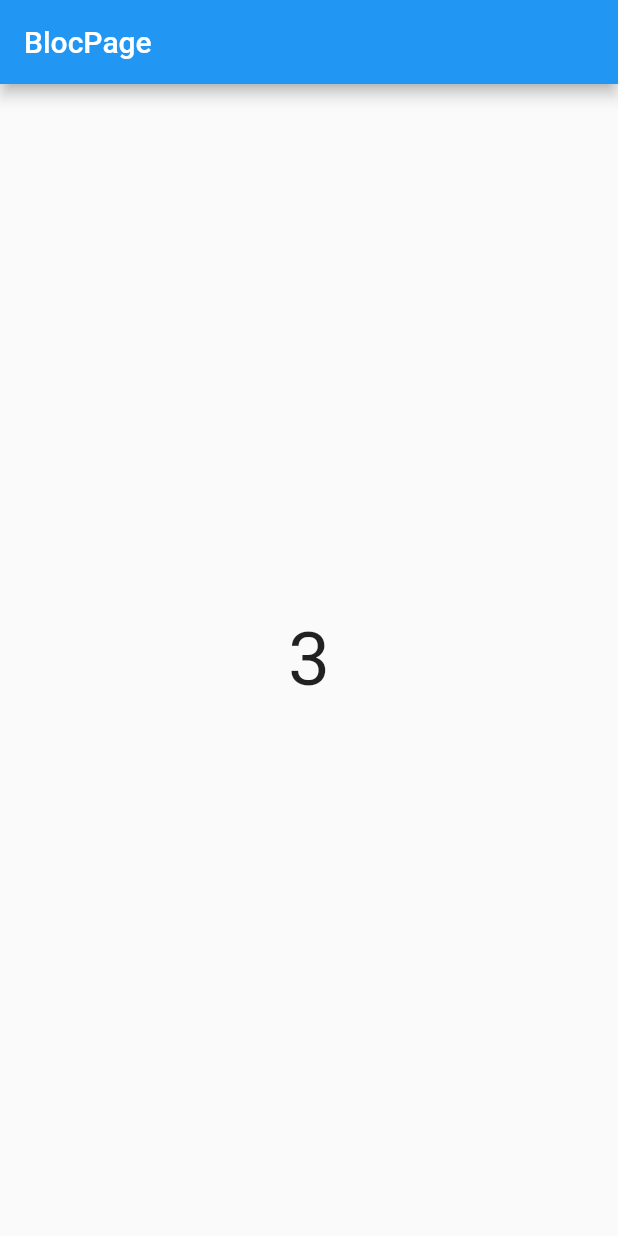
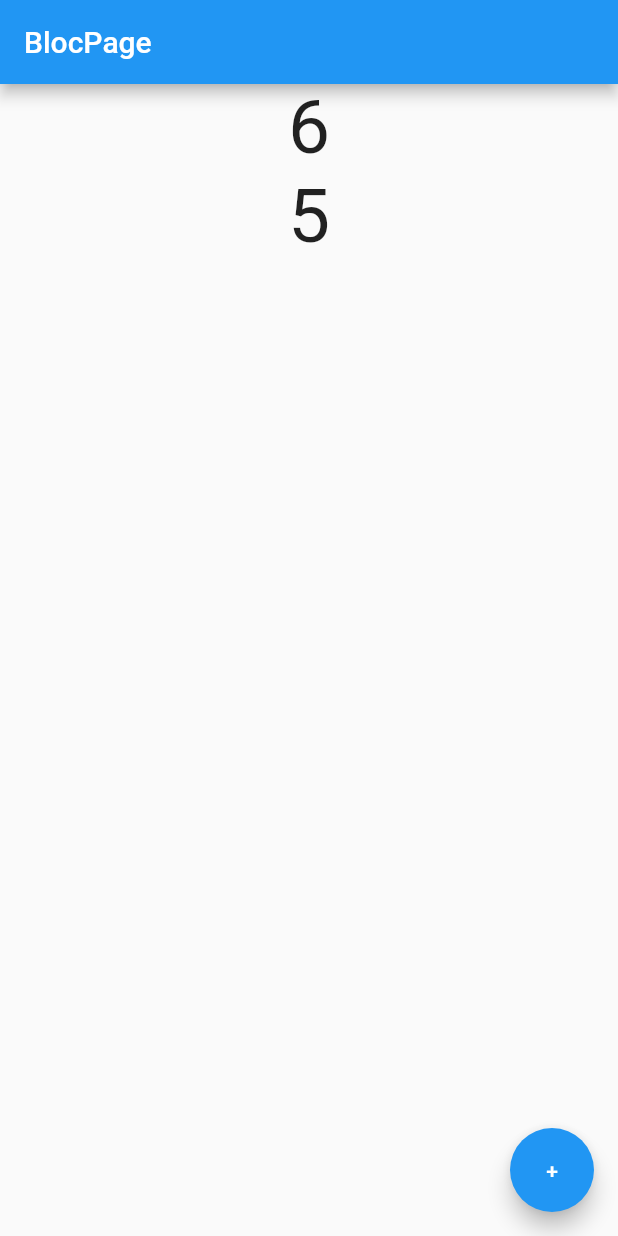
Before and after one commit to PACOdergod/manejoDelEstado, a Flutter app: the screen it shows after launch, on a phone screen of 412 x 824 dp. Run offline on Flutter 3.47's test engine with Material 2 defaults, Android fonts, the phone set to English and light mode, and no system bars.

Commit message:
La pantalla de bloc funciona

```diff
--- a/lib/src/bloc/bloc_1.dart
+++ b/lib/src/bloc/bloc_1.dart
@@ -1,11 +1,24 @@
+import 'dart:async';
+
 class Bloc1 {
   int numero = 0;
   Stream<int> get getNumero async* {
-    for (var i = 0; i < 10; i++) {
+    for (var i = 0; i < 5; i++) {
       await Future.delayed(Duration(seconds: 2));
       numero++;
 
       yield numero;
     }
   }
+
+  var _contador = new StreamController<int>();
+  Stream<int> get getContador => _contador.stream;
+
+  Bloc1() {
+    getNumero.listen((event) => _contador.add(event));
+  }
+
+  dispose() {
+    _contador.close();
+  }
 }
--- a/lib/src/pages/bloc_page.dart
+++ b/lib/src/pages/bloc_page.dart
@@ -9,17 +9,41 @@ class BlocPage extends StatelessWidget {
       appBar: AppBar(
         title: Text('BlocPage'),
       ),
-      body: StreamBuilder(
+      body: Column(
+        children: [_cantidad(), _cantidad2()],
+      ),
+      floatingActionButton: FloatingActionButton(
+        onPressed: () {},
+        child: Text('+'),
+      ),
+    );
+  }
+
+  _cantidad() {
+    return StreamBuilder(
       stream: numerosBloc.getNumero,
       // initialData: initialData ,
       builder: (BuildContext context, AsyncSnapshot<int> snapshot) {
         return Center(
-              child: Text(snapshot.data.toString(),
+            child: Text(snapshot.data.toString() ?? ['0'],
                 style: TextStyle(
                   fontSize: 50.0,
                 )));
       },
-      ),
+    );
+  }
+
+  _cantidad2() {
+    return StreamBuilder(
+      stream: numerosBloc.getContador,
+      // initialData: initialData ,
+      builder: (BuildContext context, AsyncSnapshot<int> snapshot) {
+        return Center(
+            child: Text(snapshot.data.toString() ?? ['0'],
+                style: TextStyle(
+                  fontSize: 50.0,
+                )));
+      },
     );
   }
 }
```
Lines whose indentation alone changed are shown as unchanged.
